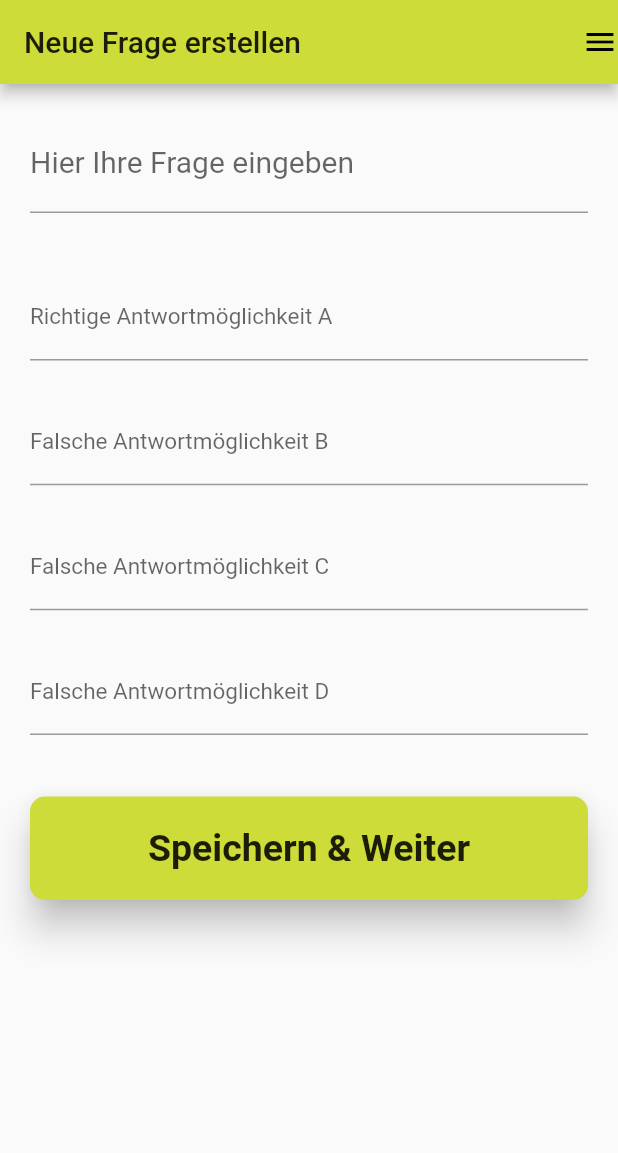
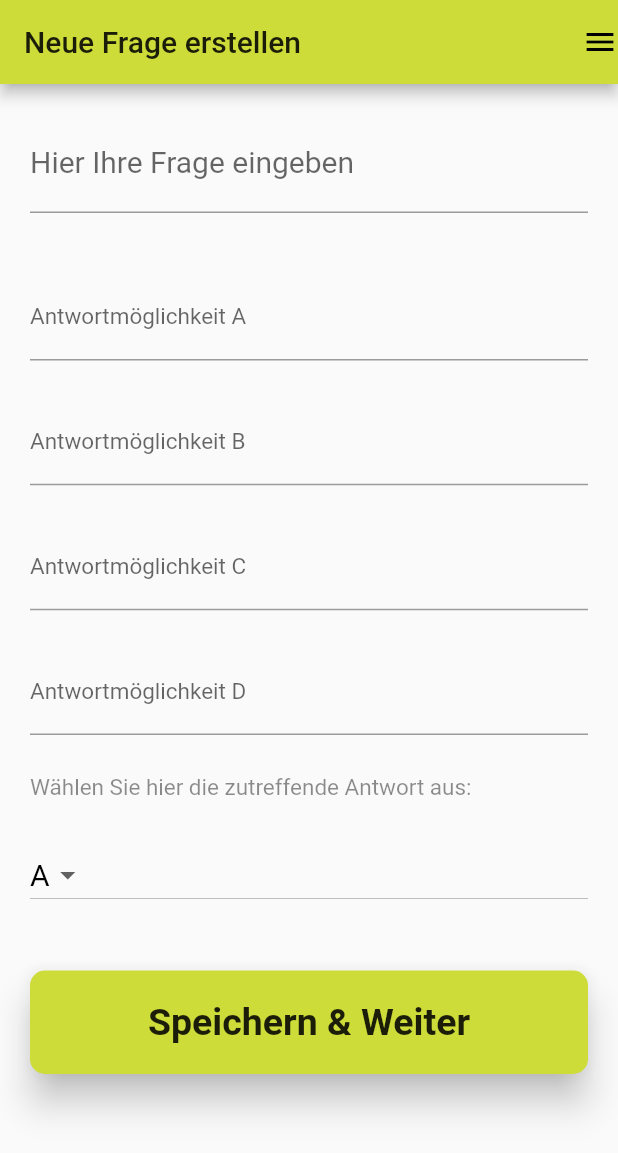
Before and after one commit to Feeelix92/flutter_lernquiz_app, a Flutter app: the NeueFragenScreen screen opened directly, on a phone screen of 412 x 824 dp. Shown: the top 1153 px of the screen. Run offline on Flutter 3.47's test engine with Material 2 defaults, Android fonts, the phone set to English and light mode, and no system bars; generated files the repository leaves out were written again.

Commit message:
neue fragen screen update mit controllern

```diff
--- a/lib/screens/neue_fragen_screen.dart
+++ b/lib/screens/neue_fragen_screen.dart
@@ -5,45 +5,27 @@ import 'package:flutter_lernquiz_app/main.dart';
 import 'package:flutter_lernquiz_app/screens/thema_waehlen_screen.dart';
 
 class NeueFragenScreen extends StatefulWidget {
+
+//  final themenId;
+//  final themenName;
+
+//  NeueFragenScreen({key, this.themenId, this.themenName}) : super(key: key);
+
   @override
   _NeueFragenScreenState createState() => _NeueFragenScreenState();
 }
 
+String dropdownStr = "A";
+List<String> dropDownAntworten = [
+  "A",
+  "B",
+  "C",
+  "D",
+];
+String richtigeAntwort;
+
 class _NeueFragenScreenState extends State<NeueFragenScreen> {
-  @override
-
-  String question;
-  String a;
-  String b;
-  String c;
-  String d;
-
-  final questionController = TextEditingController();
-  final aController = TextEditingController();
-  final bController = TextEditingController();
-  final cController = TextEditingController();
-  final dController = TextEditingController();
-
-  @override
-  void dispose() {
-    // Clean up the controller when the widget is disposed.
-    aController.dispose();
-    bController.dispose();
-    cController.dispose();
-    dController.dispose();
-    questionController.dispose();
-    super.dispose();
-  }
-
-  void saveAnswer(){
-    setState(() {
-      question = questionController.toString();
-      a = aController.toString();
-      b = bController.toString();
-      c = cController.toString();
-      d = dController.toString();
-    });
-  }
+  //@override
 
   @override
   Widget build(BuildContext context) {
@@ -60,23 +42,107 @@ class _NeueFragenScreenState extends State<NeueFragenScreen> {
         children: <Widget>[
           //Hier muss Frage eingegeben werden
 
-         // titleCard(context, "Wie lautet Ihre\nneue Frage?", Colors.white70,
+          // titleCard(context, "Wie lautet Ihre\nneue Frage?", Colors.white70,
           //    'assets/img/bild_home.jpg'),
           //Textfeld für Frage
           buildQuestionField("Hier Ihre Frage eingeben", questionController),
           Text(questionController.text),
-          buildAnswerField("Richtige Antwortmöglichkeit A", aController),
+          buildAnswerField("Antwortmöglichkeit A", aController),
           Text(aController.text),
-          buildAnswerField("Falsche Antwortmöglichkeit B", bController),
+          buildAnswerField("Antwortmöglichkeit B", bController),
           Text(bController.text),
-          buildAnswerField("Falsche Antwortmöglichkeit C", cController),
+          buildAnswerField("Antwortmöglichkeit C", cController),
           Text(cController.text),
-          buildAnswerField("Falsche Antwortmöglichkeit D", dController),
+          buildAnswerField("Antwortmöglichkeit D", dController),
           Text(dController.text),
-          startButton(context, "Speichern & Weiter", Colors.lime), //funktion zum speichern der daten in json
+          Padding(
+            padding:
+                const EdgeInsets.symmetric(horizontal: 20.0, vertical: 5.0),
+            child: Text("Wählen Sie hier die zutreffende Antwort aus:",
+              style: TextStyle(
+                fontSize: 15.0,
+                color: Colors.black45,
+              ),
+            ),
+          ),
+          Container(
+            child: Padding(
+              padding: const EdgeInsets.all(20.0),
+              child: buildDropdownButton(),
+            ),
+          ),
+          startButton(context, "Speichern & Weiter", Colors.lime),
+          //funktion zum speichern der daten in json
         ],
       ),
     );
+  }
+
+  String question;
+
+  final questionController = TextEditingController();
+  final aController = TextEditingController();
+  final bController = TextEditingController();
+  final cController = TextEditingController();
+  final dController = TextEditingController();
+  final rController = TextEditingController();
+
+  @override
+  void dispose() {
+    // Clean up the controller when the widget is disposed.
+    questionController.dispose();
+    aController.dispose();
+    bController.dispose();
+    cController.dispose();
+    dController.dispose();
+    super.dispose();
+  }
+
+  void saveAnswer() {
+    setState(() {
+      Map<String, dynamic> answers = {
+        "a": aController.toString(),
+        "b": bController.toString(),
+        "c": cController.toString(),
+        "d": dController.toString(),
+      };
+
+        if(dropdownStr == "A"){
+          richtigeAntwort = aController.text.toString();
+        }else if(dropdownStr == "B"){
+          richtigeAntwort = bController.text.toString();
+        }else if(dropdownStr == "C"){
+          richtigeAntwort = cController.text.toString();
+        }else{
+          richtigeAntwort = dController.text.toString();
+        }
+
+      Map<String, dynamic> theme = {
+        "themenId": "",
+        "themenName": "",
+        "fragenId": "",
+        "fragenName": questionController,
+        "antworten": answers,
+        "antwortR": richtigeAntwort,
+      };
+    });
+  }
+
+  DropdownButton<String> buildDropdownButton() {
+    return DropdownButton(
+        value: dropdownStr,
+        style: TextStyle(
+          fontSize: 20,
+          color: Colors.black,
+        ),
+        onChanged: (newValue) {
+          setState(() {
+            dropdownStr = newValue;
+          });
+        },
+        items: dropDownAntworten.map<DropdownMenuItem<String>>((value) {
+          return DropdownMenuItem<String>(value: value, child: Text(value));
+        }).toList());
   }
 
   Container buildAnswerField(text, controller) {
@@ -166,18 +232,17 @@ Widget titleCard(context, title, backgroundColor, imagePath) {
 }
 
 Widget startButton(context, text, backgroundColor) {
-   return Padding(
+  return Padding(
     padding: EdgeInsets.all(
       20.0,
     ),
     child: InkWell(
-      onTap: (){
+      onTap: () {
         Navigator.of(context).pushReplacement(MaterialPageRoute(
           builder: (context) =>
               MyBottomNavigationBar(), //Themenbereich wählen Seite
         ));
       },
-
       child: Material(
         color: backgroundColor,
         elevation: 10.0,
--- a/lib/screens/result_screen.dart
+++ b/lib/screens/result_screen.dart
@@ -54,7 +54,7 @@ class _ResultPageScreenState extends State<ResultPageScreen> {
           "Ergebnis",
         ),
       ),
-      body: Column(
+      body: ListView(
         children: <Widget>[
           Expanded(
             flex: 9,
```
Also changed, not shown: pubspec.lock.
